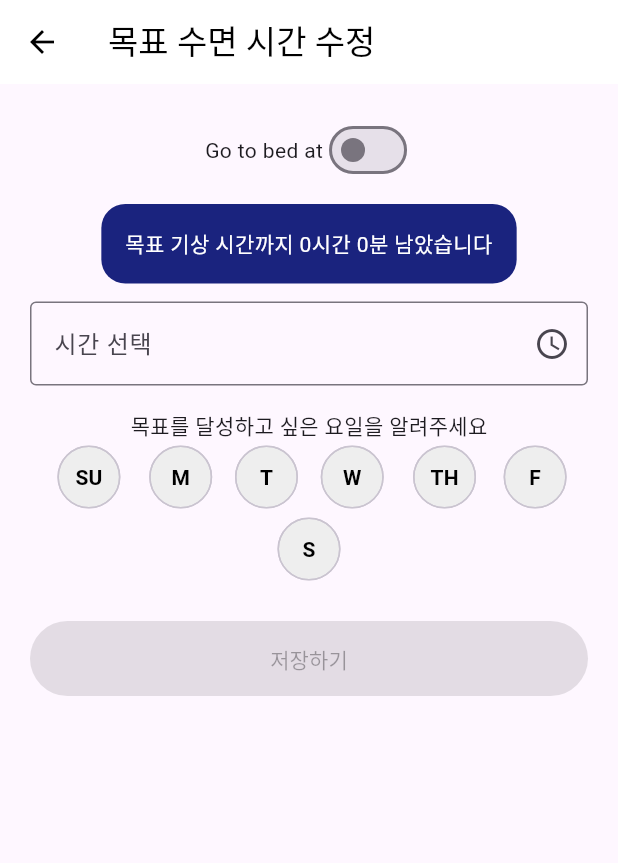
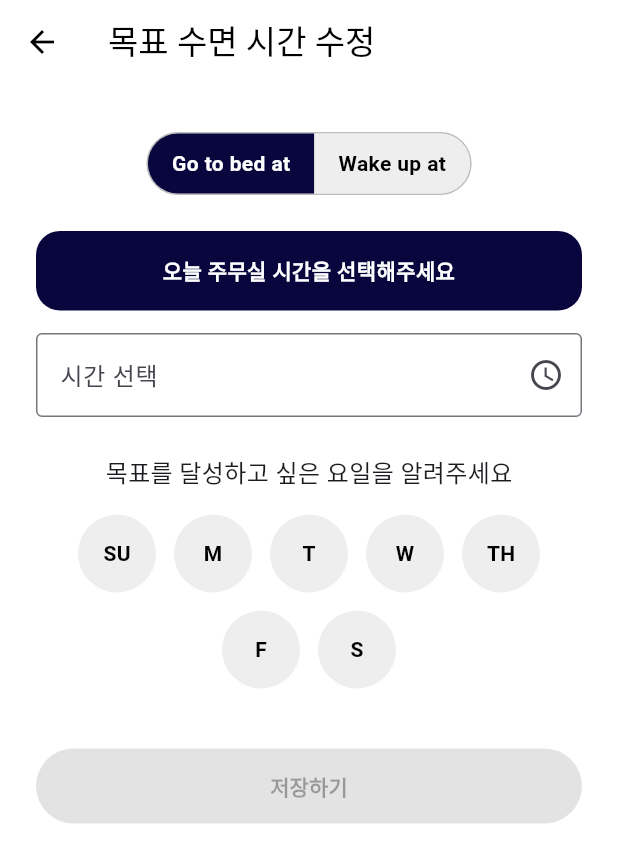
Before and after one commit to Ko-o-ala/Frontend, a Flutter app: the SleepGoalScreen screen opened by its route, on a phone screen of 412 x 824 dp. Shown: the top 863 px of the screen. Run offline on Flutter 3.47's test engine with Material 3 defaults, Android fonts, the light colour scheme and no system bars; our stand-ins replace hive, hive_flutter, percent_indicator, uni_links; accounts and stored records are empty.

Commit message:
목표시간 수정 페이지ui 수정

```diff
--- a/lib/sleep_time/sleep_goal_screen.dart
+++ b/lib/sleep_time/sleep_goal_screen.dart
@@ -1,4 +1,3 @@
-// ✅ 수면 목표 설정 화면 개선 버전
 import 'package:flutter/material.dart';
 import 'weekday_selector.dart';
 
@@ -21,11 +20,7 @@ class _SleepGoalScreenState extends State<SleepGoalScreen> {
     if (bedTime == null || wakeTime == null) return null;
     final bed = Duration(hours: bedTime!.hour, minutes: bedTime!.minute);
     final wake = Duration(hours: wakeTime!.hour, minutes: wakeTime!.minute);
-    if (wake >= bed) {
-      return wake - bed;
-    } else {
-      return Duration(hours: 24) - bed + wake;
-    }
+    return wake >= bed ? wake - bed : Duration(hours: 24) - bed + wake;
   }
 
   void _selectTime(BuildContext context) async {
@@ -56,6 +51,7 @@ class _SleepGoalScreenState extends State<SleepGoalScreen> {
             : '0시간 0분';
 
     return Scaffold(
+      backgroundColor: Colors.white,
       appBar: AppBar(
         title: const Text('목표 수면 시간 수정', style: TextStyle(color: Colors.black)),
         backgroundColor: Colors.white,
@@ -63,45 +59,102 @@ class _SleepGoalScreenState extends State<SleepGoalScreen> {
         foregroundColor: Colors.black,
       ),
       body: SingleChildScrollView(
-        child: ConstrainedBox(
-          constraints: BoxConstraints(
-            minHeight: MediaQuery.of(context).size.height,
+        child: Padding(
+          padding: const EdgeInsets.symmetric(horizontal: 24.0, vertical: 32),
+          child: Column(
+            crossAxisAlignment: CrossAxisAlignment.center,
+            children: [
+              // 예쁜 토글
+              Center(
+                child: Container(
+                  decoration: BoxDecoration(
+                    color: Colors.grey.shade200,
+                    borderRadius: BorderRadius.circular(30),
+                    border: Border.all(color: Colors.grey.shade400),
                   ),
-          child: Padding(
-            padding: const EdgeInsets.all(20.0),
-            child: Column(
+                  child: Row(
+                    mainAxisSize: MainAxisSize.min,
                     children: [
-                Row(
-                  mainAxisAlignment: MainAxisAlignment.center,
-                  children: [
-                    Text(isWakeUpMode ? 'Wake up at' : 'Go to bed at'),
-                    Switch(
-                      value: isWakeUpMode,
-                      onChanged: (value) {
-                        setState(() {
-                          isWakeUpMode = value;
-                        });
-                      },
+                      GestureDetector(
+                        onTap: () => setState(() => isWakeUpMode = false),
+                        child: Container(
+                          padding: const EdgeInsets.symmetric(
+                            horizontal: 16,
+                            vertical: 10,
+                          ),
+                          decoration: BoxDecoration(
+                            color:
+                                isWakeUpMode
+                                    ? Colors.grey.shade200
+                                    : const Color(0xFF08063D),
+                            borderRadius: const BorderRadius.horizontal(
+                              left: Radius.circular(30),
+                            ),
+                          ),
+                          child: Text(
+                            'Go to bed at',
+                            style: TextStyle(
+                              color: isWakeUpMode ? Colors.black : Colors.white,
+                              fontWeight: FontWeight.bold,
+                            ),
+                          ),
+                        ),
+                      ),
+                      GestureDetector(
+                        onTap: () => setState(() => isWakeUpMode = true),
+                        child: Container(
+                          padding: const EdgeInsets.symmetric(
+                            horizontal: 16,
+                            vertical: 10,
+                          ),
+                          decoration: BoxDecoration(
+                            color:
+                                isWakeUpMode
+                                    ? const Color(0xFF08063D)
+                                    : Colors.grey.shade200,
+                            borderRadius: const BorderRadius.horizontal(
+                              right: Radius.circular(30),
+                            ),
+                          ),
+                          child: Text(
+                            'Wake up at',
+                            style: TextStyle(
+                              color: isWakeUpMode ? Colors.white : Colors.black,
+                              fontWeight: FontWeight.bold,
+                            ),
+                          ),
+                        ),
                       ),
                     ],
                   ),
+                ),
+              ),
 
+              const SizedBox(height: 24),
+
+              // 배너
               Container(
-                  margin: const EdgeInsets.symmetric(vertical: 12),
+                width: double.infinity,
                 padding: const EdgeInsets.all(16),
                 decoration: BoxDecoration(
-                    color: Colors.indigo.shade900,
+                  color: const Color(0xFF08063D),
                   borderRadius: BorderRadius.circular(16),
                 ),
                 child: Text(
                   isWakeUpMode
                       ? '$durationText 수면을 취하실 수 있습니다'
-                        : '목표 기상 시간까지 $durationText 남았습니다',
-                    style: const TextStyle(color: Colors.white),
+                      : '오늘 주무실 시간을 선택해주세요',
+                  style: const TextStyle(
+                    color: Colors.white,
+                    fontWeight: FontWeight.w600,
+                  ),
                   textAlign: TextAlign.center,
                 ),
               ),
 
+              const SizedBox(height: 15),
+
+              // 시간 선택 필드
               GestureDetector(
                 onTap: () => _selectTime(context),
                 child: AbsorbPointer(
@@ -123,8 +176,17 @@ class _SleepGoalScreenState extends State<SleepGoalScreen> {
                 ),
               ),
 
+              const SizedBox(height: 25),
+
+              const Center(
+                // ✅ 텍스트도 가운데 정렬
+                child: Text(
+                  '목표를 달성하고 싶은 요일을 알려주세요',
+                  style: TextStyle(fontSize: 16),
+                ),
+              ),
+
               const SizedBox(height: 16),
-                const Text('목표를 달성하고 싶은 요일을 알려주세요'),
               WeekdaySelector(
                 selectedDays: selectedDays,
                 onDayToggle: (index) {
@@ -138,7 +200,9 @@ class _SleepGoalScreenState extends State<SleepGoalScreen> {
                 },
               ),
 
-                const SizedBox(height: 24),
+              const SizedBox(height: 40),
+
+              // 저장 버튼
               ElevatedButton(
                 onPressed:
                     (bedTime != null && wakeTime != null)
@@ -147,20 +211,23 @@ class _SleepGoalScreenState extends State<SleepGoalScreen> {
                           Navigator.pop(context, sleepDuration);
                         }
                         : null,
-                  child: const Text('저장하기'),
                 style: ElevatedButton.styleFrom(
                   backgroundColor: const Color(0xFFB0AEF4),
+                  foregroundColor: Colors.white,
                   minimumSize: const Size(double.infinity, 50),
                   shape: RoundedRectangleBorder(
                     borderRadius: BorderRadius.circular(25),
                   ),
+                ),
+                child: const Text(
+                  '저장하기',
+                  style: TextStyle(fontWeight: FontWeight.bold),
                 ),
               ),
             ],
           ),
         ),
       ),
-      ),
     );
   }
 }
--- a/lib/sleep_time/weekday_selector.dart
+++ b/lib/sleep_time/weekday_selector.dart
@@ -15,21 +15,35 @@ class WeekdaySelector extends StatelessWidget {
     const dayLabels = ['SU', 'M', 'T', 'W', 'TH', 'F', 'S'];
 
     return Wrap(
-      spacing: 8,
+      spacing: 12,
+      runSpacing: 12,
       alignment: WrapAlignment.center,
       children: List.generate(7, (index) {
-        return ChoiceChip(
-          label: Text(dayLabels[index]),
-          selected: selectedDays.contains(index),
-          onSelected: (_) => onDayToggle(index),
-          selectedColor: const Color(0xFF8183D9),
-          backgroundColor: Colors.grey.shade200,
-          labelStyle: TextStyle(
-            color: selectedDays.contains(index) ? Colors.white : Colors.black,
-            fontWeight: FontWeight.bold,
+        final isSelected = selectedDays.contains(index);
+        return GestureDetector(
+          onTap: () => onDayToggle(index),
+          child: Container(
+            width: 52,
+            height: 52,
+            decoration: BoxDecoration(
+              color:
+                  isSelected ? const Color(0xFF8183D9) : Colors.grey.shade200,
+              shape: BoxShape.circle,
+            ),
+            alignment: Alignment.center, // ✅ 완전 중앙 정렬
+            child: FittedBox(
+              fit: BoxFit.scaleDown,
+              child: Text(
+                dayLabels[index],
+                style: TextStyle(
+                  fontSize: 14,
+                  fontWeight: FontWeight.w700,
+                  color: isSelected ? Colors.white : Colors.black,
+                ),
+                textAlign: TextAlign.center,
+              ),
+            ),
           ),
-          shape: CircleBorder(side: BorderSide.none),
-          padding: EdgeInsets.all(10),
         );
       }),
     );
```
Lines whose indentation alone changed are shown as unchanged.
